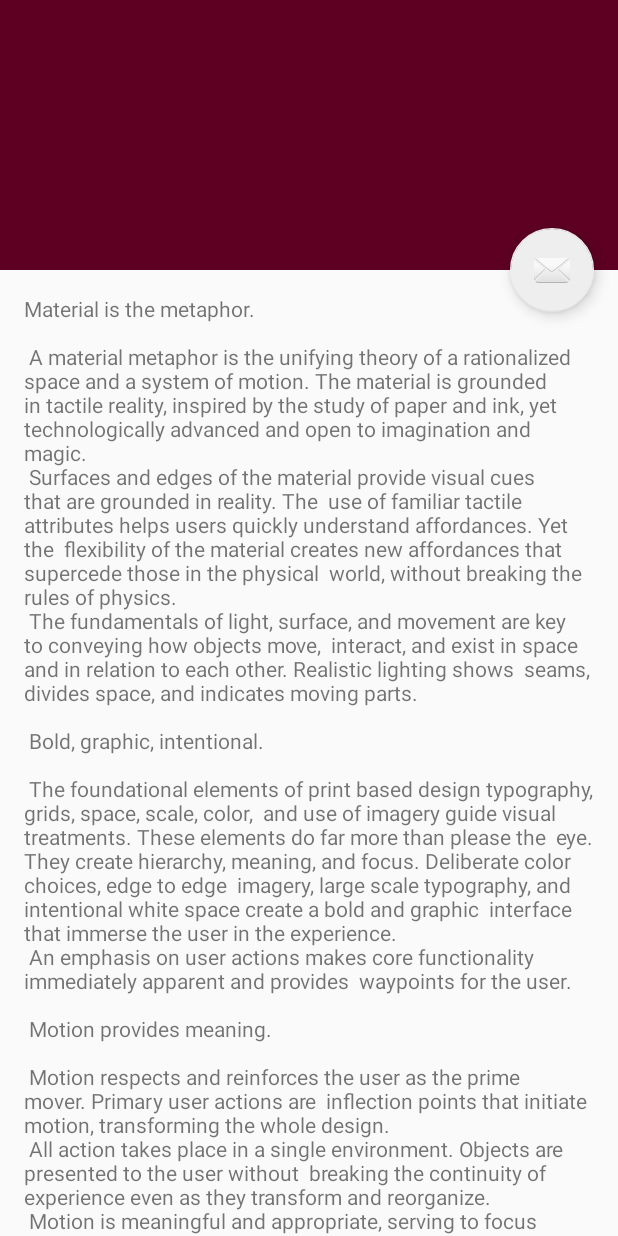
After one commit to wmacevoy/mobile-fall2017, an Android app: the layout activity_scrolling.xml on its own in the app's theme, with its tools: preview values and no code run, on a phone screen of 412 x 824 dp. The commit adds this screen. Run offline under Robolectric (Android 15) with nearby library versions, the phone set to English and light mode, and no system bars.

Commit message:
firebase user

```diff
--- a/MyTutor/app/src/main/java/edu/coloradomesa/mytutor/Lazy.java
+++ b/MyTutor/app/src/main/java/edu/coloradomesa/mytutor/Lazy.java
@@ -4,8 +4,6 @@ import android.util.Log;
 
 import java.lang.reflect.Constructor;
 import java.lang.reflect.InvocationTargetException;
-import java.util.Arrays;
-import java.util.concurrent.CopyOnWriteArrayList;
 
 /**
  * Created by wmacevoy on 9/17/17.
@@ -55,7 +53,7 @@ public class Lazy < T > implements AutoCloseable {
             try {
                 ((AutoCloseable) self).close();
             } catch (Exception ex) {
-                Log.e(MainActivity.APP, "Exception " + ex + " closing " + self);
+                Log.e(MainActivity.TAG, "Exception " + ex + " closing " + self);
             }
         }
     }
--- /dev/null
+++ b/MyTutor/app/src/main/res/layout/activity_scrolling.xml
@@ -0,0 +1,46 @@
+<?xml version="1.0" encoding="utf-8"?>
+<android.support.design.widget.CoordinatorLayout xmlns:android="http://schemas.android.com/apk/res/android"
+    xmlns:app="http://schemas.android.com/apk/res-auto"
+    xmlns:tools="http://schemas.android.com/tools"
+    android:layout_width="match_parent"
+    android:layout_height="match_parent"
+    android:fitsSystemWindows="true"
+    tools:context="edu.coloradomesa.mytutor.ScrollingActivity">
+
+    <android.support.design.widget.AppBarLayout
+        android:id="@+id/app_bar"
+        android:layout_width="match_parent"
+        android:layout_height="@dimen/app_bar_height"
+        android:fitsSystemWindows="true"
+        android:theme="@style/AppTheme.AppBarOverlay">
+
+        <android.support.design.widget.CollapsingToolbarLayout
+            android:id="@+id/toolbar_layout"
+            android:layout_width="match_parent"
+            android:layout_height="match_parent"
+            android:fitsSystemWindows="true"
+            app:contentScrim="?attr/colorPrimary"
+            app:layout_scrollFlags="scroll|exitUntilCollapsed">
+
+            <android.support.v7.widget.Toolbar
+                android:id="@+id/toolbar"
+                android:layout_width="match_parent"
+                android:layout_height="?attr/actionBarSize"
+                app:layout_collapseMode="pin"
+                app:popupTheme="@style/AppTheme.PopupOverlay" />
+
+        </android.support.design.widget.CollapsingToolbarLayout>
+    </android.support.design.widget.AppBarLayout>
+
+    <include layout="@layout/content_scrolling" />
+
+    <android.support.design.widget.FloatingActionButton
+        android:id="@+id/fab"
+        android:layout_width="wrap_content"
+        android:layout_height="wrap_content"
+        android:layout_margin="@dimen/fab_margin"
+        app:layout_anchor="@id/app_bar"
+        app:layout_anchorGravity="bottom|end"
+        app:srcCompat="@android:drawable/ic_dialog_email" />
+
+</android.support.design.widget.CoordinatorLayout>
--- /dev/null
+++ b/MyTutor/app/src/main/res/layout/content_scrolling.xml
@@ -0,0 +1,17 @@
+<?xml version="1.0" encoding="utf-8"?>
+<android.support.v4.widget.NestedScrollView xmlns:android="http://schemas.android.com/apk/res/android"
+    xmlns:app="http://schemas.android.com/apk/res-auto"
+    xmlns:tools="http://schemas.android.com/tools"
+    android:layout_width="match_parent"
+    android:layout_height="match_parent"
+    app:layout_behavior="@string/appbar_scrolling_view_behavior"
+    tools:context="edu.coloradomesa.mytutor.ScrollingActivity"
+    tools:showIn="@layout/activity_scrolling">
+
+    <TextView
+        android:layout_width="wrap_content"
+        android:layout_height="wrap_content"
+        android:layout_margin="@dimen/text_margin"
+        android:text="@string/large_text" />
+
+</android.support.v4.widget.NestedScrollView>
--- a/MyTutor/app/src/main/res/values/strings.xml
+++ b/MyTutor/app/src/main/res/values/strings.xml
@@ -7,6 +7,8 @@
     <string name="title_activity_login">Sign in</string>
 
     <string name="menu_logout">Log Out</string>
+
+    <string name="auth_failed">You messed up again!</string>
 
     <!-- Strings related to login -->
     <string name="prompt_email">Email</string>
--- a/MyTutor/build.gradle
+++ b/MyTutor/build.gradle
@@ -9,6 +9,7 @@ buildscript {
 
         // NOTE: Do not place your application dependencies here; they belong
         // in the individual module build.gradle files
+        classpath 'com.google.gms:google-services:3.0.0'
     }
 }
 
```
Also changed, not shown: MyTutor/app/src/main/java/edu/coloradomesa/mytutor/CoreActivity.java (+57 -0 lines), MyTutor/app/src/main/java/edu/coloradomesa/mytutor/LoginActivity.java (+29 -1 lines), MyTutor/app/src/main/java/edu/coloradomesa/mytutor/MainActivity.java (+4 -5 lines), MyTutor/app/src/main/java/edu/coloradomesa/mytutor/User.java (+9 -0 lines), MyTutor/app/src/main/res/menu/menu_scrolling.xml (added, +10 -0 lines).
